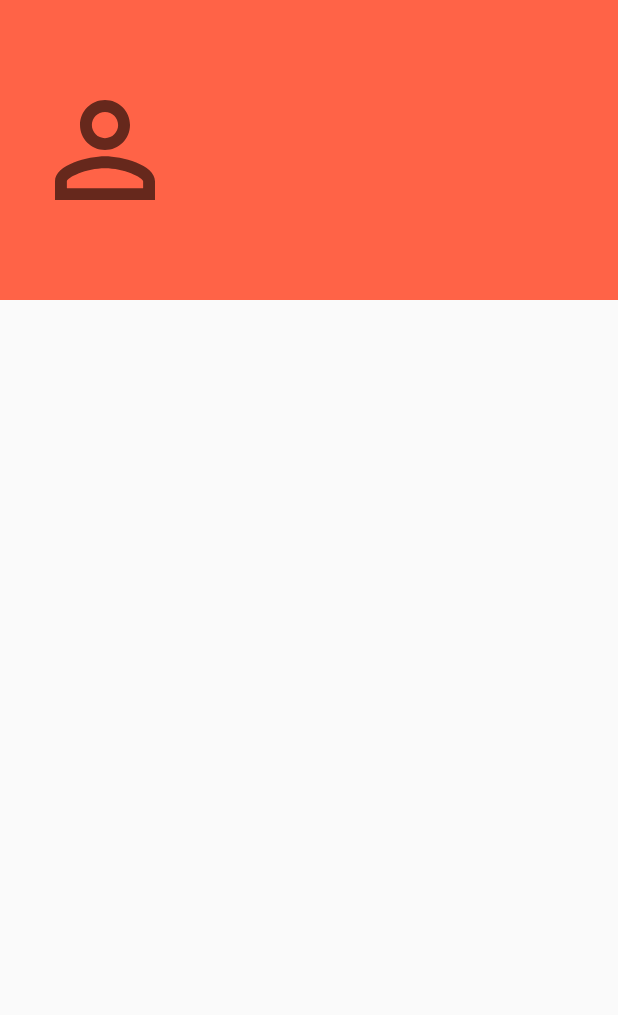
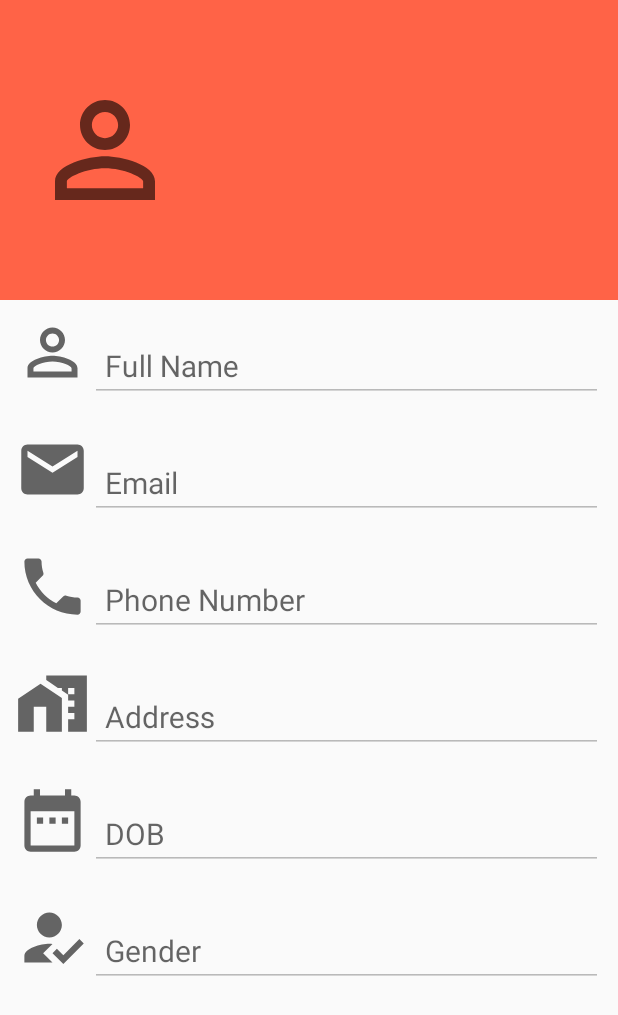
Before and after one commit to kartikaysharma01/FuelisticV2Client, an Android app: the fragment ProfileFragment shown on its own in the app's theme, on a phone screen of 412 x 824 dp. Shown: the top 1015 px of the screen. Run offline under Robolectric (Android 15) with nearby library versions, the phone set to English and light mode, and no system bars; Roboto replaces fonts that are not available here; 7 statements that could not run were skipped.

Commit message:
Profile Error solved.

```diff
--- a/app/src/main/java/com/example/fuelisticv2client/fuelisticv2client/UI/ui/Profile/ProfileFragment.java
+++ b/app/src/main/java/com/example/fuelisticv2client/fuelisticv2client/UI/ui/Profile/ProfileFragment.java
@@ -8,6 +8,7 @@ import android.os.Bundle;
 import androidx.annotation.NonNull;
 import androidx.annotation.Nullable;
 import androidx.fragment.app.Fragment;
+import androidx.recyclerview.widget.LinearLayoutManager;
 import androidx.recyclerview.widget.RecyclerView;
 
 import android.view.LayoutInflater;
@@ -24,7 +25,7 @@ import java.util.List;
 
 public class ProfileFragment extends Fragment
 {
-    TextView userName;
+    public TextView userName;
     //private ProfileViewModel mViewModel;
 
     private RecyclerView mRecycleview;
@@ -43,7 +44,7 @@ public class ProfileFragment extends Fragment
     {
         View view = inflater.inflate(R.layout.profile_fragment, container, false);
 
-        userName = userName.findViewById(R.id.profile_userName);
+        userName = view.findViewById(R.id.profile_userName);
         userName.setText(Common.currentUser.getUsername());
 
         ItemAdapter itemAdapter = new ItemAdapter();
@@ -83,11 +84,11 @@ public class ProfileFragment extends Fragment
         mList.add(itemAdapter);
 
         ctx = view.getContext();
-        mRecycleview = mRecycleview.findViewById(R.id.profileRecycler);
+        mRecycleview = view.findViewById(R.id.profileRecycler);
         mAdapter = new ProfileListAdapter(mList, ctx);
         mRecycleview.setAdapter(mAdapter);
-
-        mAdapter.notifyDataSetChanged();
+        mRecycleview.setLayoutManager(new LinearLayoutManager(ctx));
+        //mAdapter.notifyDataSetChanged();
 
         return view;
     }
--- a/app/src/main/java/com/example/fuelisticv2client/fuelisticv2client/UI/ui/Profile/ProfileListAdapter.java
+++ b/app/src/main/java/com/example/fuelisticv2client/fuelisticv2client/UI/ui/Profile/ProfileListAdapter.java
@@ -65,6 +65,7 @@ public class ProfileListAdapter extends RecyclerView.Adapter<RecyclerView.ViewHo
             desc = (TextInputLayout)itemView.findViewById(R.id.inputDesc);
             val = (TextInputEditText)itemView.findViewById(R.id.inputValue);
             img = (ImageView)itemView.findViewById(R.id.img_item);
+            val.setEnabled(false);
         }
     }
 }
--- a/app/src/main/res/layout/profile_listitem.xml
+++ b/app/src/main/res/layout/profile_listitem.xml
@@ -21,8 +21,8 @@
             android:id="@+id/inputValue"
             android:layout_width="match_parent"
             android:layout_height="wrap_content"
-            android:padding="3dp"
-            android:textSize="15sp"/>
+            android:padding="10dp"
+            android:textSize="20sp"/>
 
     </com.google.android.material.textfield.TextInputLayout>
 
--- a/build.gradle
+++ b/build.gradle
@@ -6,7 +6,7 @@ buildscript {
     }
     dependencies {
 
-        classpath 'com.android.tools.build:gradle:4.0.1'
+        classpath 'com.android.tools.build:gradle:4.1.1'
 
         classpath 'com.google.gms:google-services:4.3.3'
 
```
